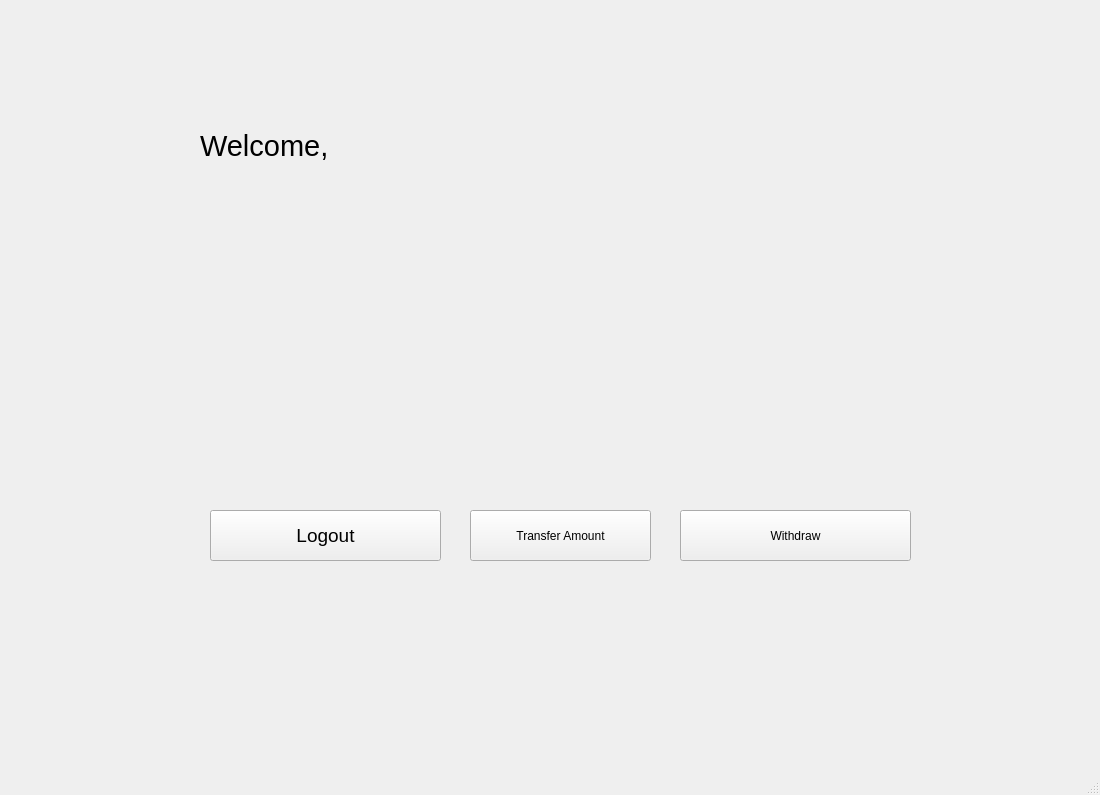
Before: the Qt Designer form custDashboard.ui in shamaunalam/demoBank, drawn with Qt 5.
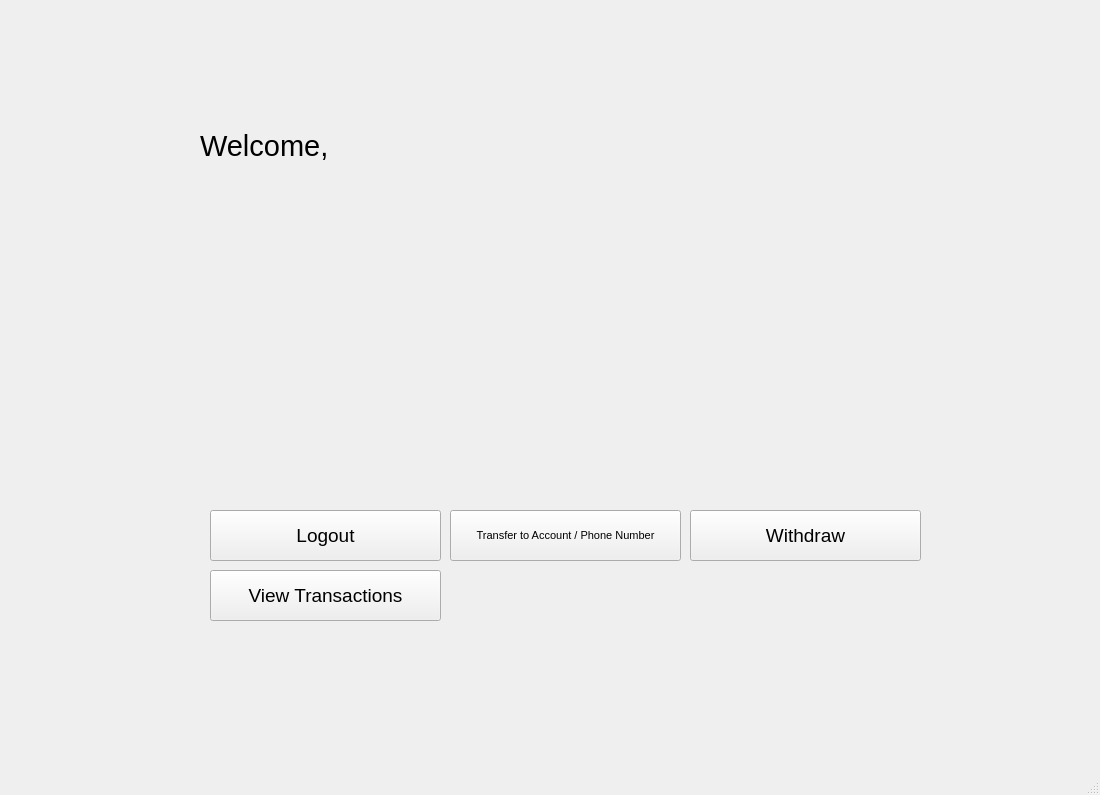
After: the same form once the commit is applied.

```diff
--- a/custDashboard.ui
+++ b/custDashboard.ui
@@ -71,29 +71,57 @@
    <widget class="QPushButton" name="pushButton">
     <property name="geometry">
      <rect>
-      <x>470</x>
+      <x>450</x>
       <y>510</y>
-      <width>181</width>
+      <width>231</width>
       <height>51</height>
      </rect>
     </property>
+    <property name="font">
+     <font>
+      <pointsize>8</pointsize>
+     </font>
+    </property>
     <property name="text">
-     <string>Transfer Amount</string>
+     <string>Transfer to Account / Phone Number</string>
     </property>
    </widget>
    <widget class="QPushButton" name="pushButton_2">
     <property name="geometry">
      <rect>
-      <x>680</x>
+      <x>690</x>
       <y>510</y>
       <width>231</width>
       <height>51</height>
      </rect>
     </property>
+    <property name="font">
+     <font>
+      <pointsize>14</pointsize>
+     </font>
+    </property>
     <property name="text">
      <string>Withdraw</string>
     </property>
    </widget>
+   <widget class="QPushButton" name="viewTransactions">
+    <property name="geometry">
+     <rect>
+      <x>210</x>
+      <y>570</y>
+      <width>231</width>
+      <height>51</height>
+     </rect>
+    </property>
+    <property name="font">
+     <font>
+      <pointsize>14</pointsize>
+     </font>
+    </property>
+    <property name="text">
+     <string>View Transactions</string>
+    </property>
+   </widget>
   </widget>
   <widget class="QStatusBar" name="statusbar"/>
  </widget>
```
Left out of the diff: 4 changed lines with no effect on the pictures.
